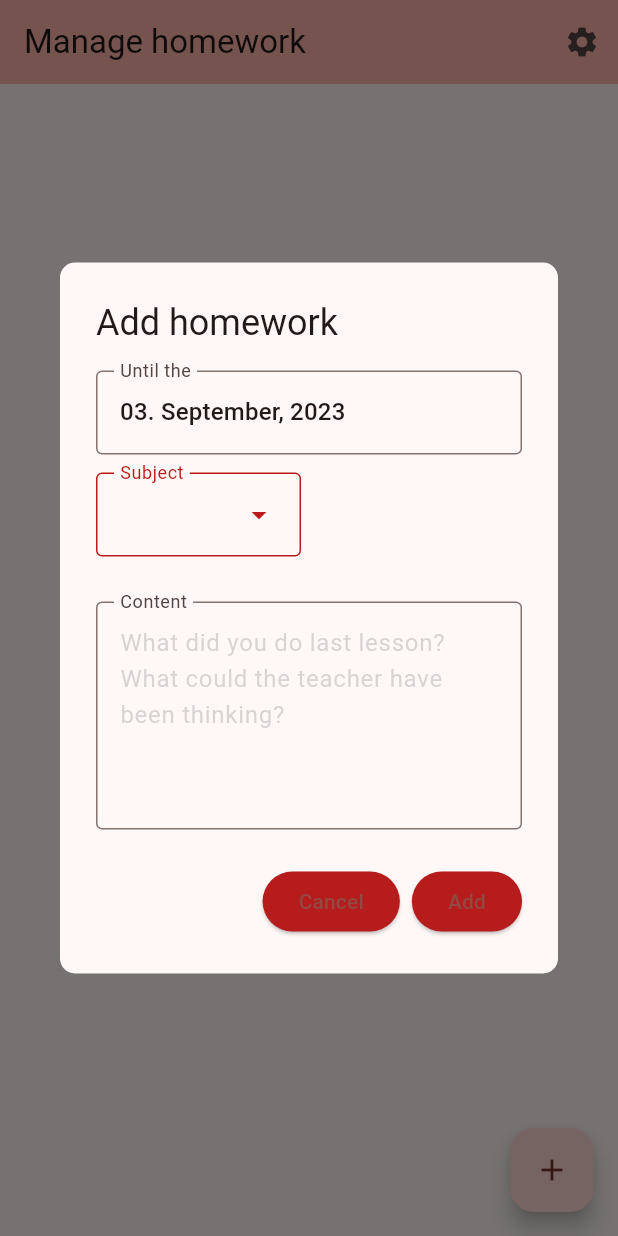
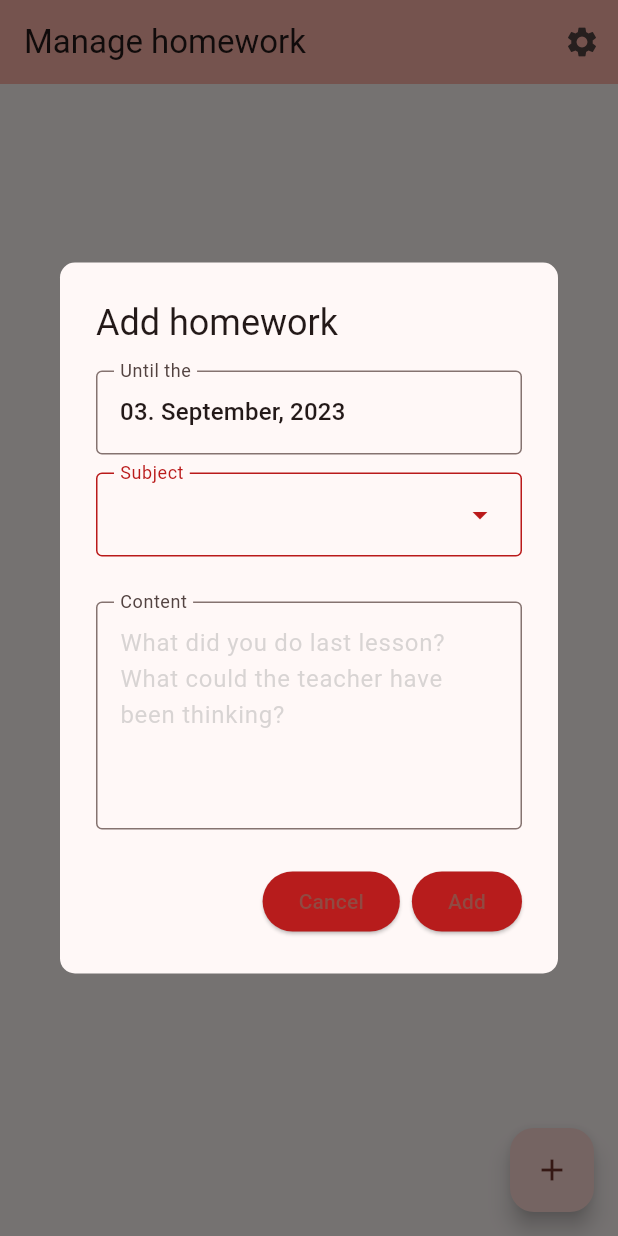
Before and after one commit to RandomModderJDK/hw_manager_flutter, a Flutter app: the screen it shows after launch, after a tap on the "add" icon, on a phone screen of 412 x 824 dp. Run offline on Flutter 3.47's test engine with Material 2 defaults, Android fonts, the phone set to English and light mode, and no system bars; drawn by our look-alikes of date_field; our stand-ins replace settings_ui, shared_preferences, sqflite_common_ffi; missing offline and left inert: expandable_widgets; accounts and stored records are empty.

Commit message:
Fix displaying issue with dropdownmenu

```diff
--- a/lib/dialogs/dialog_homework_form.dart
+++ b/lib/dialogs/dialog_homework_form.dart
@@ -160,6 +160,7 @@ class HomeworkFormContent extends StatelessWidget {
                 child: FutureBuilder(
                     future: DBHelper().retrieveSubjects(),
                     builder: (context, snapshot) => DropdownMenu(
+                        expandedInsets: EdgeInsets.zero,
                         controller: subjectController,
                         onSelected: (v) {},
                         // TODO Implement untis date fetching here. NOTE: Check for user date selection
```
Also changed, not shown: pubspec.lock.
